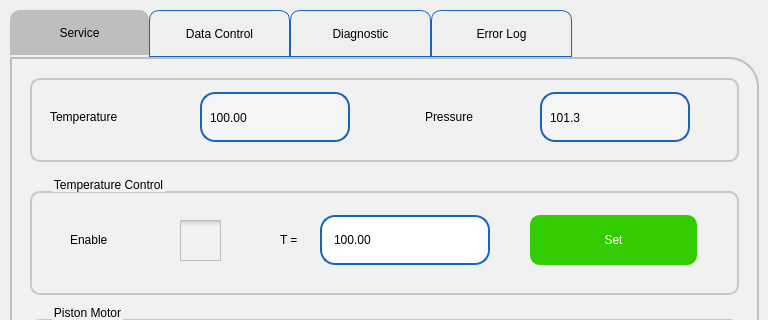
ChandraMVE/PSSC_QT_Development, file pApp-22-June-2021/sservice.ui: the form before one commit; both pictures show x 0 to 768 and y 0 to 320 of the 768 by 944 pixel window.
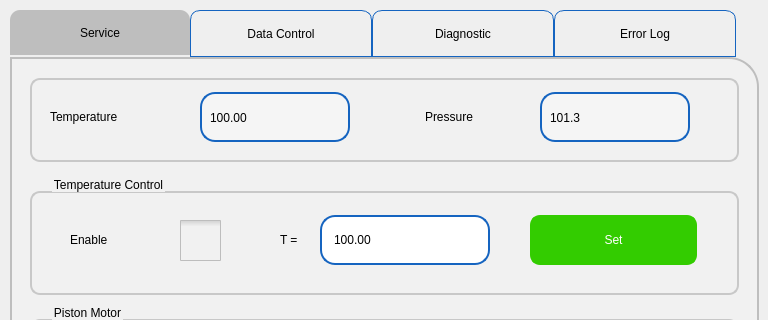
The form after the commit. The open tabs and pages were chosen to show the change. Icons and pictures are not drawn. Custom widgets are drawn as their Qt base class.

```diff
--- a/pApp-22-June-2021/sservice.ui
+++ b/pApp-22-June-2021/sservice.ui
@@ -183,7 +183,7 @@
 
     padding: 2px;
     height:41px;
-   width: 135px; /*180*/
+   width: 176px; /*180*/
 
 border-width: 1px;
 border-color: rgb(21, 100, 192);
```
Left out of the diff: 2 changed lines with no effect on the pictures.
